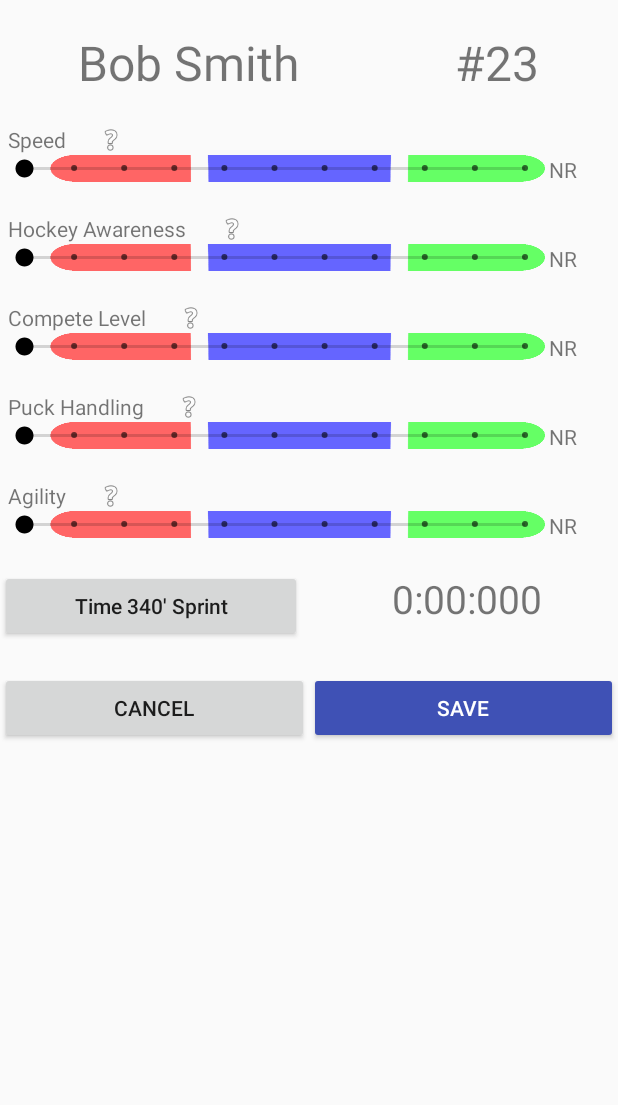
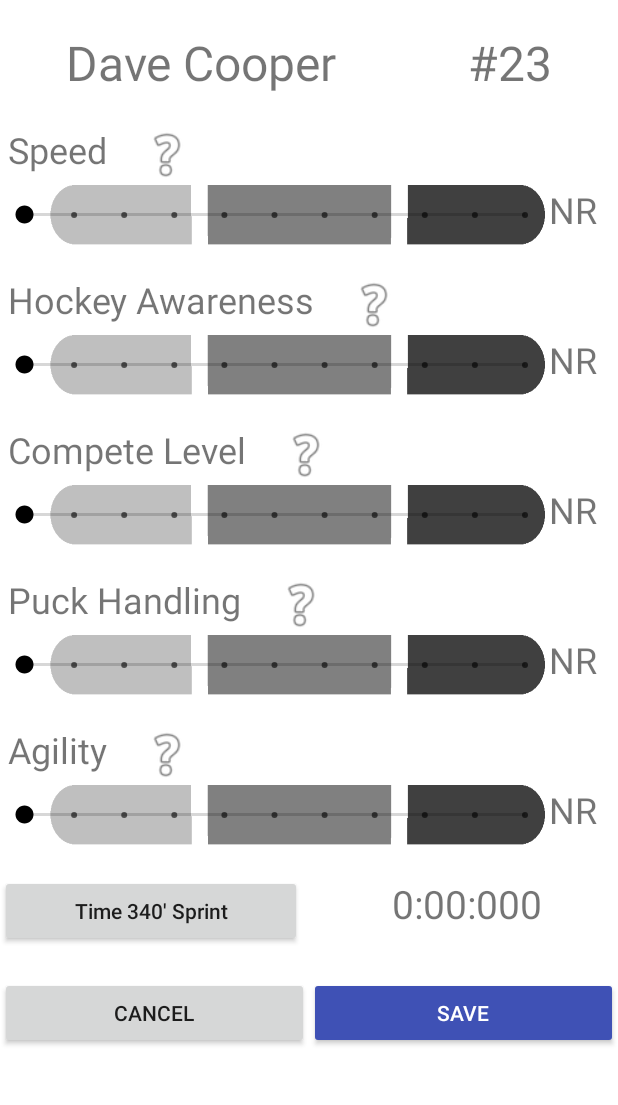
Before and after one commit to fdrury/HockeyConnect, an Android app: the screen it shows after launch (PlayerEvaluationActivity), on a phone screen of 412 x 824 dp, the part 84-1189 px from its top. Run offline under Robolectric (Android 15) with nearby library versions, the light colour scheme and no system bars.

Commit message:
visual changes

```diff
--- a/code/HockeyConnect/app/src/main/res/layout/activity_player_evaluation.xml
+++ b/code/HockeyConnect/app/src/main/res/layout/activity_player_evaluation.xml
@@ -4,6 +4,7 @@
     xmlns:tools="http://schemas.android.com/tools"
     android:layout_width="match_parent"
     android:layout_height="match_parent"
+    android:background="@color/colorWhite"
     tools:context="ca.hockeyconnect.hockeyconnect.PlayerEvaluationActivity">
 
     <LinearLayout
@@ -68,6 +69,7 @@
                 android:id="@+id/textViewAttributeName0"
                 android:layout_width="wrap_content"
                 android:layout_height="wrap_content"
+                android:textSize="24dp"
                 android:layout_marginLeft="5dp"
                 android:text="Attribute 0" />
 
@@ -77,8 +79,8 @@
 
             <ImageButton
                 android:id="@+id/helpButton0"
-                android:layout_width="20dp"
-                android:layout_height="20dp"
+                android:layout_width="40dp"
+                android:layout_height="40dp"
                 android:scaleType="fitCenter"
                 android:background="@color/colorTransparent"
                 app:srcCompat="@android:drawable/ic_menu_help" />
@@ -94,10 +96,10 @@
                 android:id="@+id/seekBar0"
                 style="@style/Widget.AppCompat.SeekBar.Discrete"
                 android:layout_width="wrap_content"
-                android:layout_height="wrap_content"
+                android:layout_height="40dp"
                 android:thumbTint="@color/colorBlack"
                 android:progressTint="@color/colorBlack"
-                android:background="@drawable/evaluation_attribute_background_lighter"
+                android:background="@drawable/evaluation_attribute_background_grey"
                 android:layout_weight="9"
                 android:max="10"
                 android:progress="0" />
@@ -106,6 +108,7 @@
                 android:id="@+id/textViewAttribute0"
                 android:layout_width="10dp"
                 android:layout_height="wrap_content"
+                android:textSize="24dp"
                 android:layout_weight="1"
                 android:text="NR" />
         </LinearLayout>
@@ -123,6 +126,7 @@
                 android:id="@+id/textViewAttributeName1"
                 android:layout_width="wrap_content"
                 android:layout_height="wrap_content"
+                android:textSize="24dp"
                 android:layout_marginLeft="5dp"
                 android:text="Attribute 0" />
 
@@ -132,8 +136,8 @@
 
             <ImageButton
                 android:id="@+id/helpButton1"
-                android:layout_width="20dp"
-                android:layout_height="20dp"
+                android:layout_width="40dp"
+                android:layout_height="40dp"
                 android:scaleType="fitCenter"
                 android:background="@color/colorTransparent"
                 app:srcCompat="@android:drawable/ic_menu_help" />
@@ -149,10 +153,10 @@
                 android:id="@+id/seekBar1"
                 style="@style/Widget.AppCompat.SeekBar.Discrete"
                 android:layout_width="wrap_content"
-                android:layout_height="wrap_content"
+                android:layout_height="40dp"
                 android:thumbTint="@color/colorBlack"
                 android:progressTint="@color/colorBlack"
-                android:background="@drawable/evaluation_attribute_background_lighter"
+                android:background="@drawable/evaluation_attribute_background_grey"
                 android:layout_weight="9"
                 android:max="10"
                 android:progress="0" />
@@ -161,6 +165,7 @@
                 android:id="@+id/textViewAttribute1"
                 android:layout_width="10dp"
                 android:layout_height="wrap_content"
+                android:textSize="24dp"
                 android:layout_weight="1"
                 android:text="NR" />
         </LinearLayout>
@@ -178,6 +183,7 @@
                 android:id="@+id/textViewAttributeName2"
                 android:layout_width="wrap_content"
                 android:layout_height="wrap_content"
+                android:textSize="24dp"
                 android:layout_marginLeft="5dp"
                 android:text="Attribute 0" />
 
@@ -187,8 +193,8 @@
 
             <ImageButton
                 android:id="@+id/helpButton2"
-                android:layout_width="20dp"
-                android:layout_height="20dp"
+                android:layout_width="40dp"
+                android:layout_height="40dp"
                 android:scaleType="fitCenter"
                 android:background="@color/colorTransparent"
                 app:srcCompat="@android:drawable/ic_menu_help" />
@@ -204,10 +210,10 @@
                 android:id="@+id/seekBar2"
                 style="@style/Widget.AppCompat.SeekBar.Discrete"
                 android:layout_width="wrap_content"
-                android:layout_height="wrap_content"
+                android:layout_height="40dp"
                 android:thumbTint="@color/colorBlack"
                 android:progressTint="@color/colorBlack"
-                android:background="@drawable/evaluation_attribute_background_lighter"
+                android:background="@drawable/evaluation_attribute_background_grey"
                 android:layout_weight="9"
                 android:max="10"
                 android:progress="0" />
@@ -216,6 +222,7 @@
                 android:id="@+id/textViewAttribute2"
                 android:layout_width="10dp"
                 android:layout_height="wrap_content"
+                android:textSize="24dp"
                 android:layout_weight="1"
                 android:text="NR" />
         </LinearLayout>
@@ -233,6 +240,7 @@
                 android:id="@+id/textViewAttributeName3"
                 android:layout_width="wrap_content"
                 android:layout_height="wrap_content"
+                android:textSize="24dp"
                 android:layout_marginLeft="5dp"
                 android:text="Attribute 0" />
 
@@ -242,8 +250,8 @@
 
             <ImageButton
                 android:id="@+id/helpButton3"
-                android:layout_width="20dp"
-                android:layout_height="20dp"
+                android:layout_width="40dp"
+                android:layout_height="40dp"
                 android:scaleType="fitCenter"
                 android:background="@color/colorTransparent"
                 app:srcCompat="@android:drawable/ic_menu_help" />
@@ -259,10 +267,10 @@
                 android:id="@+id/seekBar3"
                 style="@style/Widget.AppCompat.SeekBar.Discrete"
                 android:layout_width="wrap_content"
-                android:layout_height="wrap_content"
+                android:layout_height="40dp"
                 android:thumbTint="@color/colorBlack"
                 android:progressTint="@color/colorBlack"
-                android:background="@drawable/evaluation_attribute_background_lighter"
+                android:background="@drawable/evaluation_attribute_background_grey"
                 android:layout_weight="9"
                 android:max="10"
                 android:progress="0" />
@@ -271,6 +279,7 @@
                 android:id="@+id/textViewAttribute3"
                 android:layout_width="10dp"
                 android:layout_height="wrap_content"
+                android:textSize="24dp"
                 android:layout_weight="1"
                 android:text="NR" />
         </LinearLayout>
@@ -288,6 +297,7 @@
                 android:id="@+id/textViewAttributeName4"
                 android:layout_width="wrap_content"
                 android:layout_height="wrap_content"
+                android:textSize="24dp"
                 android:layout_marginLeft="5dp"
                 android:text="Attribute 0" />
 
@@ -297,8 +307,8 @@
 
             <ImageButton
                 android:id="@+id/helpButton4"
-                android:layout_width="20dp"
-                android:layout_height="20dp"
+                android:layout_width="40dp"
+                android:layout_height="40dp"
                 android:scaleType="fitCenter"
                 android:background="@color/colorTransparent"
                 app:srcCompat="@android:drawable/ic_menu_help" />
@@ -314,10 +324,10 @@
                 android:id="@+id/seekBar4"
                 style="@style/Widget.AppCompat.SeekBar.Discrete"
                 android:layout_width="wrap_content"
-                android:layout_height="wrap_content"
+                android:layout_height="40dp"
                 android:thumbTint="@color/colorBlack"
                 android:progressTint="@color/colorBlack"
-                android:background="@drawable/evaluation_attribute_background_lighter"
+                android:background="@drawable/evaluation_attribute_background_grey"
                 android:layout_weight="9"
                 android:max="10"
                 android:progress="0" />
@@ -326,6 +336,7 @@
                 android:id="@+id/textViewAttribute4"
                 android:layout_width="10dp"
                 android:layout_height="wrap_content"
+                android:textSize="24dp"
                 android:layout_weight="1"
                 android:text="NR" />
         </LinearLayout>
--- a/code/HockeyConnect/app/src/main/res/layout/activity_timer.xml
+++ b/code/HockeyConnect/app/src/main/res/layout/activity_timer.xml
@@ -87,7 +87,7 @@
         <Button
             android:id="@+id/startStopButton"
             android:layout_width="match_parent"
-            android:layout_height="wrap_content"
+            android:layout_height="240dp"
             android:layout_weight="1"
             android:background="@color/colorGreen"
             android:text="START" />
@@ -104,14 +104,14 @@
             <Button
                 android:id="@+id/buttonCancel"
                 android:layout_width="wrap_content"
-                android:layout_height="wrap_content"
+                android:layout_height="120dp"
                 android:layout_weight="1"
                 android:text="Cancel" />
 
             <Button
                 android:id="@+id/buttonSave"
                 android:layout_width="wrap_content"
-                android:layout_height="wrap_content"
+                android:layout_height="120dp"
                 android:layout_weight="1"
                 android:backgroundTint="@color/colorPrimary"
                 android:textColor="@color/colorWhite"
--- a/code/HockeyConnect/app/src/main/res/values/colors.xml
+++ b/code/HockeyConnect/app/src/main/res/values/colors.xml
@@ -8,5 +8,6 @@
     <color name="colorBlue">#0000ff</color>
     <color name="colorWhite">#FFFFFF</color>
     <color name="colorBlack">#000000</color>
+    <color name="colorGrey">#222222</color>
     <color name="colorTransparent">#00000000</color>
 </resources>
--- a/code/HockeyConnect/app/src/main/res/values/strings.xml
+++ b/code/HockeyConnect/app/src/main/res/values/strings.xml
@@ -7,6 +7,6 @@
     <string name="attribute4_name">Agility</string>
     <string name="not_rated_name">NR</string>
 
-    <string name="test_player_name_name">Bob Smith</string>
+    <string name="test_player_name_name">Dave Cooper</string>
     <string name="test_player_number_name">#23</string>
 </resources>
```
Also changed, not shown: code/HockeyConnect/app/src/main/res/drawable/evaluation_attribute_background_grey.png (added).
